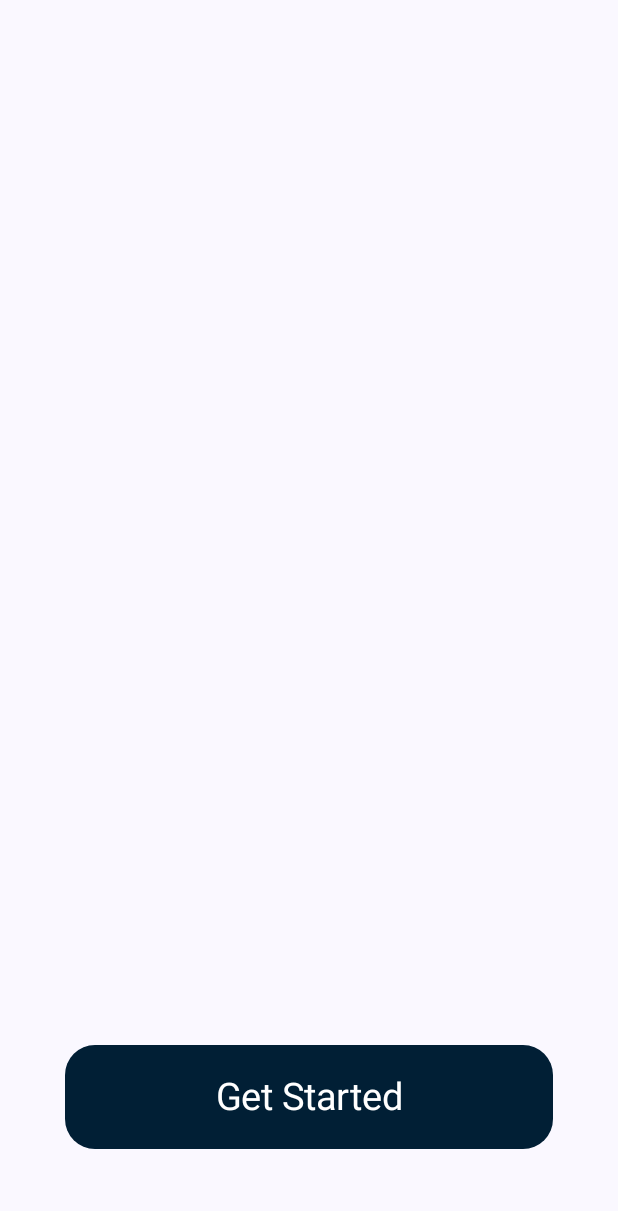
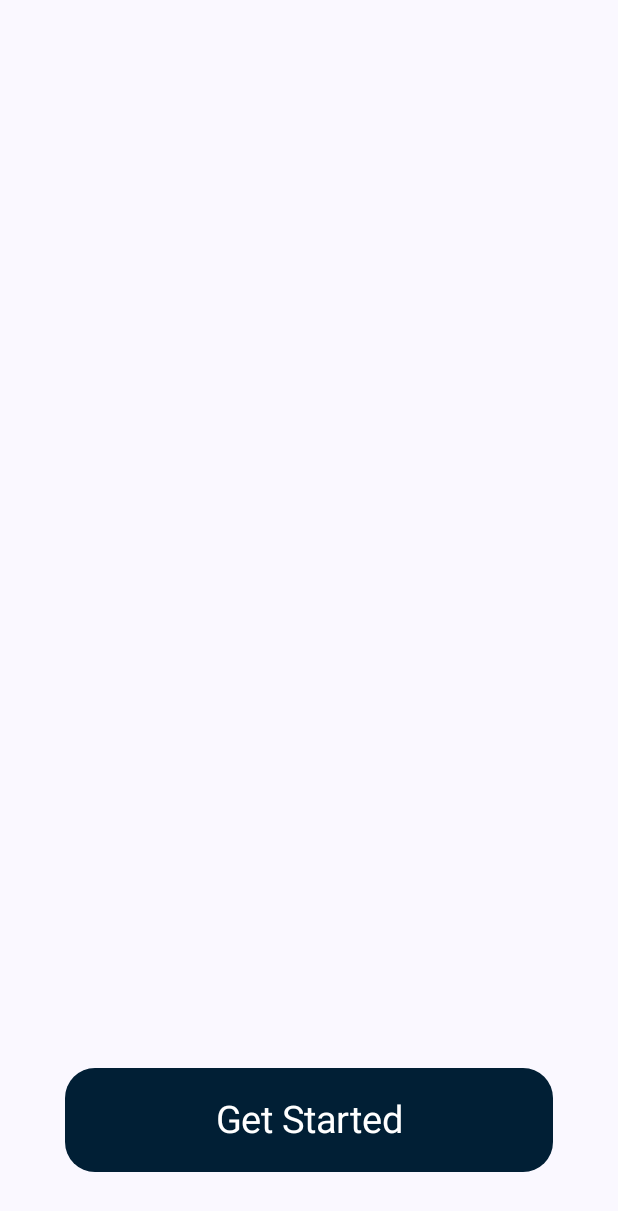
Before and after one commit to shpe-uf/SHPE-UF-Mobile-Kotlin, an Android app built with Jetpack Compose: the composable GettingStartedBtn shown on its own in the app's theme, on a phone screen of 412 x 824 dp. Shown: the top 1211 px of the screen. Run offline under Robolectric (Android 15) with nearby library versions, the phone set to English and light mode, and no system bars; Roboto replaces fonts that are not available here.

Commit message:
Added edgetoedge support.

```diff
--- a/app/src/main/java/com/example/shpe_uf_mobile_kotlin/ui/pages/opening/Opening.kt
+++ b/app/src/main/java/com/example/shpe_uf_mobile_kotlin/ui/pages/opening/Opening.kt
@@ -25,6 +25,7 @@ import androidx.compose.foundation.layout.fillMaxHeight
 import androidx.compose.foundation.layout.fillMaxSize
 import androidx.compose.foundation.layout.fillMaxWidth
 import androidx.compose.foundation.layout.height
+import androidx.compose.foundation.layout.navigationBarsPadding
 import androidx.compose.foundation.layout.offset
 import androidx.compose.foundation.layout.padding
 import androidx.compose.foundation.layout.size
@@ -155,13 +156,17 @@ fun OpeningPage() {
 
     } // end pager
 
+    Column(Modifier.fillMaxSize(), verticalArrangement = Arrangement.spacedBy(10.dp)){
+        GettingStartedBtn {
+            Log.d("Button", "Pressed!")
+        }
+
         Box(modifier = Modifier.fillMaxSize()){
             Row(
                 Modifier
                     .wrapContentHeight()
                     .fillMaxWidth()
-                .align(Alignment.BottomCenter)
-                .padding(bottom = 5.dp),
+                    .align(Alignment.BottomCenter),
                 horizontalArrangement = Arrangement.Center
             ){
                 repeat(pagerState.pageCount) { iteration ->
@@ -170,6 +175,8 @@ fun OpeningPage() {
                 }
             }
         }
+    }
+
 
     // SHPE Text
     Column(
@@ -225,9 +232,7 @@ fun OpeningPage() {
 
     }
 
-    GettingStartedBtn {
-        Log.d("Button", "Pressed!")
-    }
+
 
 }
 
@@ -245,7 +250,7 @@ fun GettingStartedBtn(onClick: () -> Unit) { // TODO: Implement navigation to Lo
                 .width(325.dp)
                 .height(69.dp)
                 .align(Alignment.BottomCenter)
-                .offset(y = (-58).dp),
+                .offset(y = (-43).dp),
             shape = RoundedCornerShape(size = 20.dp)
         ) {
             Text(
--- a/app/src/main/java/com/example/shpe_uf_mobile_kotlin/ui/theme/Theme.kt
+++ b/app/src/main/java/com/example/shpe_uf_mobile_kotlin/ui/theme/Theme.kt
@@ -53,14 +53,14 @@ fun SHPEUFMobileKotlinTheme(
         darkTheme -> DarkColorScheme
         else -> LightColorScheme
     }
-    val view = LocalView.current
-    if (!view.isInEditMode) {
-        SideEffect {
-            val window = (view.context as Activity).window
-            window.statusBarColor = colorScheme.primary.toArgb()
-            WindowCompat.getInsetsController(window, view).isAppearanceLightStatusBars = darkTheme
-        }
-    }
+//    val view = LocalView.current
+//    if (!view.isInEditMode) {
+//        SideEffect {
+//            val window = (view.context as Activity).window
+//            window.statusBarColor = colorScheme.primary.toArgb()
+//            WindowCompat.getInsetsController(window, view).isAppearanceLightStatusBars = darkTheme
+//        }
+//    }
 
     MaterialTheme(
         colorScheme = colorScheme,
```
Lines whose indentation alone changed are shown as unchanged.
